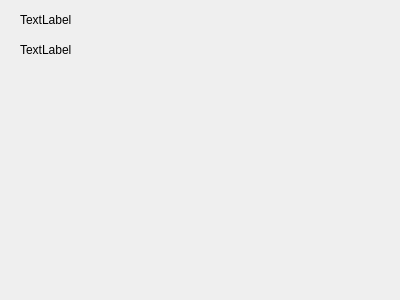
Before: the Qt Designer form src/ui/qt/device_info_widget.ui in TheFlav/Flash-Masta-Desktop, drawn with Qt 5.
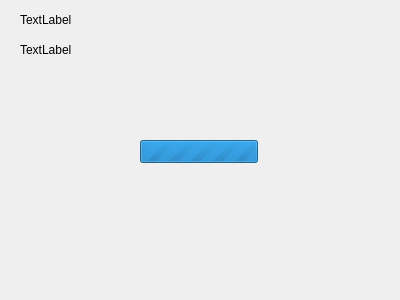
After: the same form once the commit is applied.

Commit message: + Added progress indicator when detail view is fetching data + Improved widget loading/unloading

Patch:
```diff
--- a/src/ui/qt/device_info_widget.ui
+++ b/src/ui/qt/device_info_widget.ui
@@ -39,6 +39,25 @@
     <string>TextLabel</string>
    </property>
   </widget>
+  <widget class="QProgressBar" name="progressBar">
+   <property name="geometry">
+    <rect>
+     <x>140</x>
+     <y>140</y>
+     <width>118</width>
+     <height>23</height>
+    </rect>
+   </property>
+   <property name="maximum">
+    <number>0</number>
+   </property>
+   <property name="value">
+    <number>-1</number>
+   </property>
+   <property name="alignment">
+    <set>Qt::AlignCenter</set>
+   </property>
+  </widget>
  </widget>
  <resources/>
  <connections/>
```
The commit also changes 2 other files.
